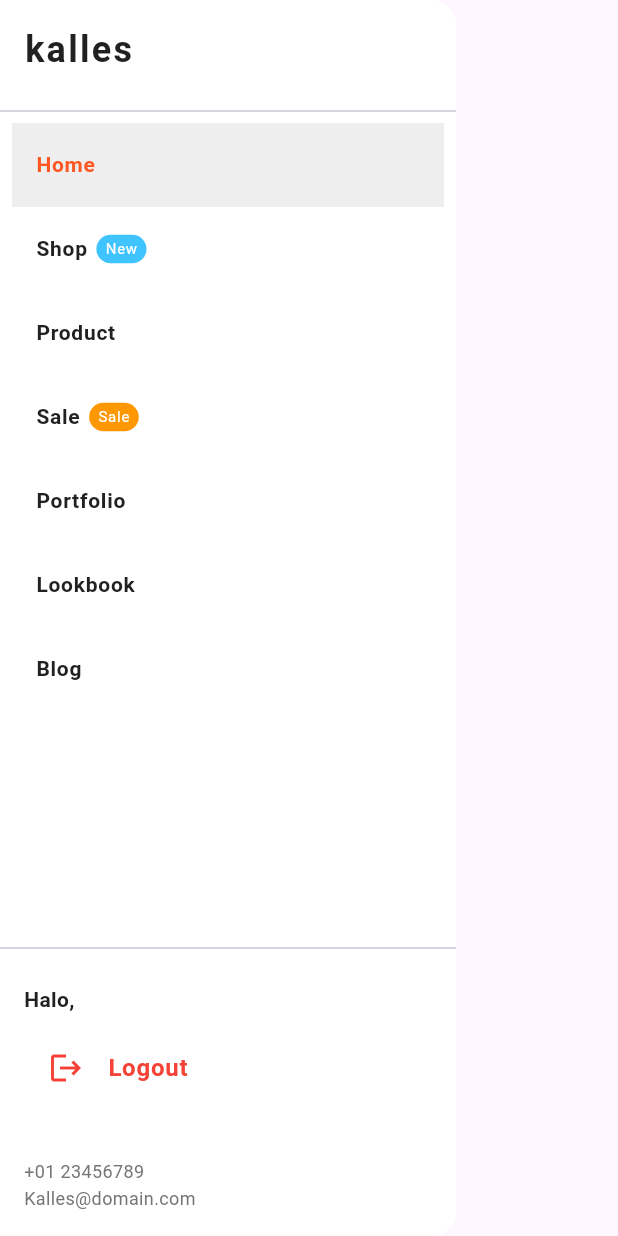
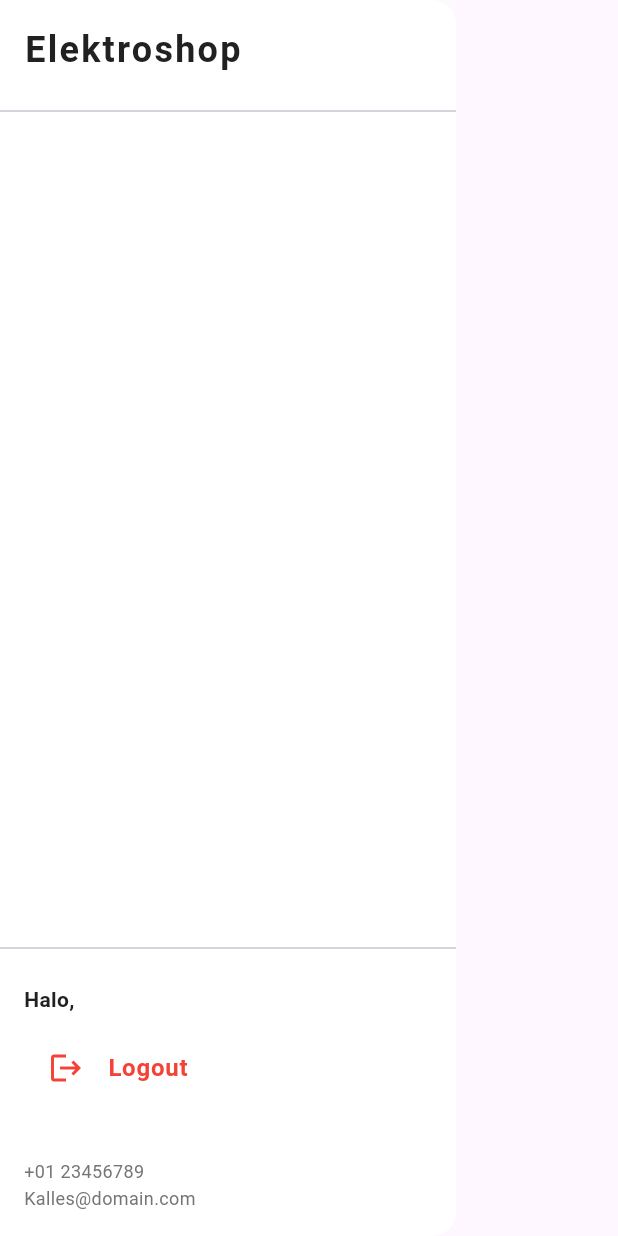
Before and after one commit to christyuda/flutter_course, a Flutter app: the MainNavigationDrawer widget shown alone on an empty page, opened directly, on a phone screen of 412 x 824 dp. Run offline on Flutter 3.47's test engine with Material 3 defaults, Android fonts, the phone set to English and light mode, and no system bars; our stand-ins replace carousel_slider, hive, hive_flutter, internet_connection_checker; accounts and stored records are empty; network calls fail.

Commit message:
remove unused navigation items from MainNavigationBar and MainNavigationDrawer

```diff
--- a/lib/features/home/presentation/widgets/main_navigation_bar.dart
+++ b/lib/features/home/presentation/widgets/main_navigation_bar.dart
@@ -37,13 +37,6 @@ class MainNavigationBar extends StatelessWidget {
           if (!isMobile) ...[
             Row(
               children: [
-                navItem(context, "Home", currentMenu),
-                navItem(context, "Shop", currentMenu, isNew: true),
-                navItem(context, "Product", currentMenu),
-                navItem(context, "Sale", currentMenu, isSale: true),
-                navItem(context, "Portfolio", currentMenu),
-                navItem(context, "Lookbook", currentMenu),
-                navItem(context, "Blog", currentMenu),
               ],
             ),
             const Spacer(),
@@ -137,9 +130,9 @@ class MainNavigationBar extends StatelessWidget {
           case "Home":
             Navigator.pushNamed(context, AppRoutes.home);
             break;
-          case "Product":
-            Navigator.pushNamed(context, AppRoutes.product);
-            break;
+          // case "Product":
+          //   Navigator.pushNamed(context, AppRoutes.product);
+          //   break;
           default:
             Navigator.pushNamed(context, AppRoutes.home);
         }
--- a/lib/features/home/presentation/widgets/main_navigation_drawer.dart
+++ b/lib/features/home/presentation/widgets/main_navigation_drawer.dart
@@ -23,7 +23,7 @@ class MainNavigationDrawer extends StatelessWidget {
             Padding(
               padding: const EdgeInsets.all(16),
               child: Text(
-                "kalles",
+                "Elektroshop",
                 style: TextStyle(
                   fontSize: 24,
                   fontWeight: FontWeight.bold,
@@ -39,13 +39,13 @@ class MainNavigationDrawer extends StatelessWidget {
               child: ListView(
                 padding: const EdgeInsets.symmetric(horizontal: 8),
                 children: [
-                  drawerItem(context, "Home", currentMenu),
-                  drawerItem(context, "Shop", currentMenu, badge: "New"),
-                  drawerItem(context, "Product", currentMenu),
-                  drawerItem(context, "Sale", currentMenu, badge: "Sale"),
-                  drawerItem(context, "Portfolio", currentMenu),
-                  drawerItem(context, "Lookbook", currentMenu),
-                  drawerItem(context, "Blog", currentMenu),
+                  // drawerItem(context, "Home", currentMenu),
+                  // drawerItem(context, "Shop", currentMenu, badge: "New"),
+                  // drawerItem(context, "Product", currentMenu),
+                  // drawerItem(context, "Sale", currentMenu, badge: "Sale"),
+                  // drawerItem(context, "Portfolio", currentMenu),
+                  // drawerItem(context, "Lookbook", currentMenu),
+                  // drawerItem(context, "Blog", currentMenu),
                 ],
               ),
             ),
```
